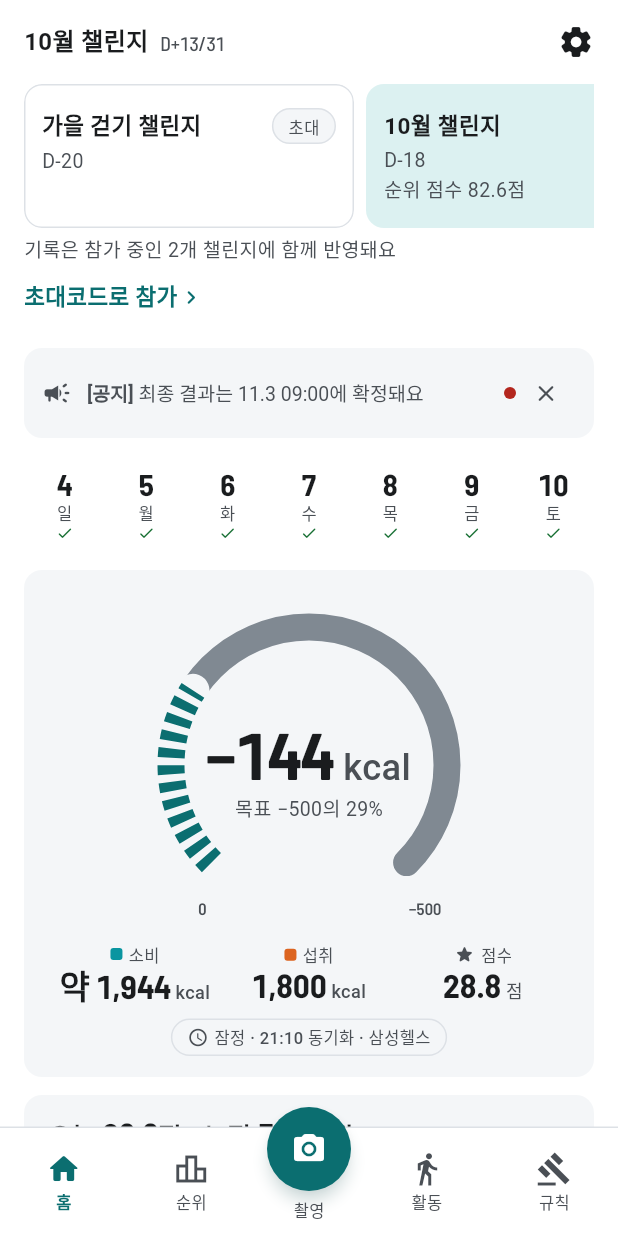
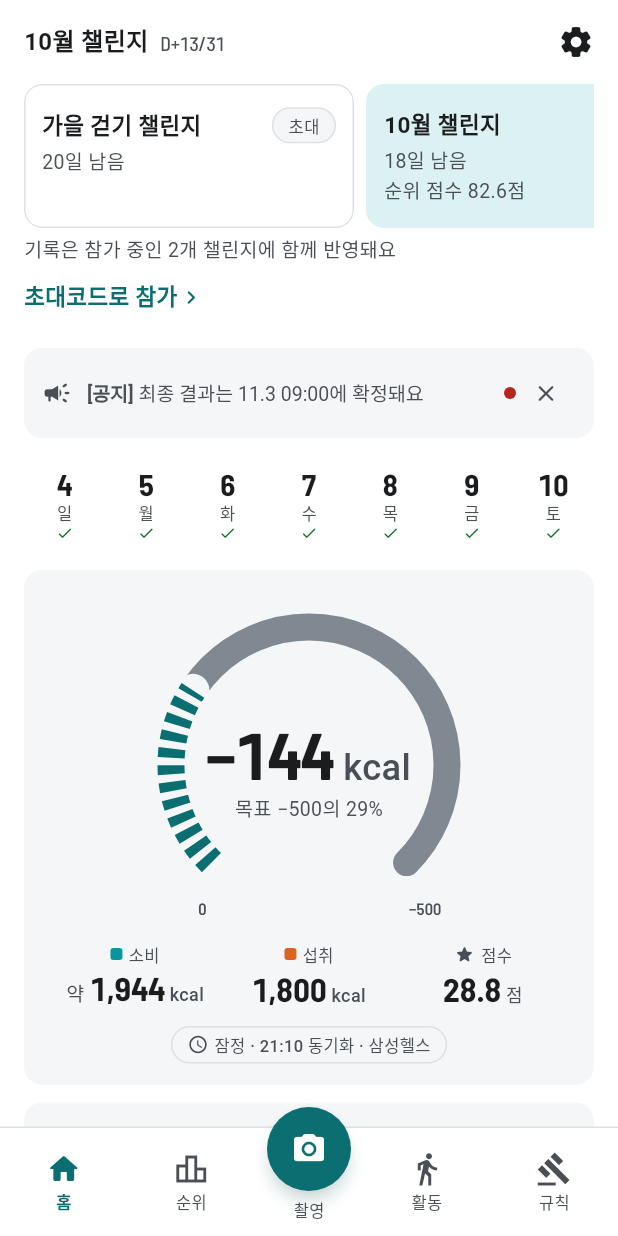
Before and after one commit to Davvyy/WOW, a Flutter app: the HomeScreen screen opened by its route, after a tap on "10월 챌린지", on a phone screen of 412 x 824 dp. Run offline on Flutter 3.47's test engine with Material 3 defaults, Android fonts, the phone set to English and light mode, and no system bars; our stand-ins replace camera, firebase_core, firebase_messaging, flutter_riverpod, go_router, share_plus and 2 more; missing offline and left inert: health, kakao_flutter_sdk_user; accounts and stored records are empty; Roboto replaces fonts that are missing (Pretendard).

Commit message:
Tidy the home screen: aligned stats, skips, one review note
- The 소비 / 섭취 / 점수 values sit in equal one-line boxes that scale
  the text down instead of wrapping, with 약 as a small prefix, so the
  three stats share a baseline at 360dp and 411dp.
- The coverage line shows each slot with an icon. A skipped slot reads
  "아침 건너뜀". It counts as covered when the engine applied no
  substitute (a skip within the limits); an over-limit skip still
  reads 건너뜀 but does not count. A slot now counts only when a
  confirmed meal fills it (150 kcal or more), matching the engine and
  the server's leaderboard fill.
- The review banner is the only explanation: the ring chip reads just
  검토 중 and the activity card shows a shield next to 걸음 with the
  tooltip and semantics label 검토 중.
- The challenge card uses "N일 남음" instead of D-N, and hides the name
  when it is the only card (the app bar already shows it).
- The low-intake card shows for today only once dinner is recorded or
  skipped, or from 21:00 KST, and still shows for past days. Its copy
  is two short sentences. A clockProvider makes the time testable.
- The recruiting chip counts the days to the start instead of a fixed
  D-3.

```diff
--- a/app/lib/state/app_state.dart
+++ b/app/lib/state/app_state.dart
@@ -227,6 +227,9 @@ final mealPhotoProvider = FutureProvider.autoDispose.family<Uint8List?, String>(
 
 /// 폰 기본 공유 창
 final mealSharerProvider = Provider<MealSharer>((ref) => const SystemMealSharer());
+
+/// 지금 시각(테스트에서 바꿔 끼운다). 화면의 시각 조건(예: 21시 이후 안내)에 쓴다.
+final clockProvider = Provider<DateTime Function()>((ref) => DateTime.now);
 
 String todayKst() => kstDateString(toKstWall(DateTime.now()));
 
--- a/app/lib/ui/screens/p5_home.dart
+++ b/app/lib/ui/screens/p5_home.dart
@@ -12,6 +12,7 @@ import '../../core/format.dart';
 import '../../data/mock/mock_data.dart';
 import '../../data/models.dart';
 import '../../router.dart';
+import '../../services/health/health_models.dart' show toKstWall;
 import '../../state/app_state.dart';
 import '../../state/past_meals.dart';
 import '../widgets/challenge_cards.dart';
@@ -188,10 +189,16 @@ class _HomeScreenState extends ConsumerState<HomeScreen> {
       if (row != null && row.hasRevision) caption = '저녁 무효 → 대체값 ${fmtM(inn.substituteFor(MealSlot.dinner))} 적용 · ${fmtK1(row.sBefore!)} → ${fmtK1(row.s)}점';
     }
 
-    // 반영률: 아침·점심·저녁 확정(슬롯에 확정 끼니가 하나라도 있으면) + 걸음
+    // 반영률: 아침·점심·저녁 + 걸음. 끼니 칸은 엔진과 같이 대체값이 들어가지 않은 칸만 반영으로 센다:
+    // 슬롯을 채운 확정 끼니(간식 수준 150 kcal 미만은 채우지 않음)가 있거나, 한도 안의 건너뜀(대체값 없음).
+    // 한도를 넘은 건너뜀은 대체값이 들어가므로 '건너뜀'으로 보이되 반영으로 세지 않는다.
     bool confirmed(MealRecord m) => isCountedStatus(m.status);
+    final slotFilled = {for (final s in mainSlots) s: mealsIn(dayMeals, s).any((m) => confirmed(m) && m.kcal >= engine.rules.snackKcal)};
+    final slotSkipped = {
+      for (final s in mainSlots) s: !slotFilled[s]! && mealsIn(dayMeals, s).any((m) => m.status == MealStatus.skipped),
+    };
     final cells = [
-      for (final s in mainSlots) mealsIn(dayMeals, s).any(confirmed),
+      for (final s in mainSlots) slotFilled[s]! || (slotSkipped[s]! && !inn.substituteValues.containsKey(s) && !inn.substituteSlots.contains(s)),
       steps > 0,
     ];
     final pct = (cells.where((x) => x).length * 25);
@@ -199,7 +206,10 @@ class _HomeScreenState extends ConsumerState<HomeScreen> {
     // 건강 안내(확정 섭취, 대체값 제외 < 남 1,500 / 여 1,200)
     final confirmedKcal = dayMeals.where(confirmed).fold<double>(0, (a, m) => a + m.kcal);
     final nudgeMin = curMe.sex == Sex.m ? engine.rules.nudgeMinM : engine.rules.nudgeMinF;
-    final showNudge = !lifecycle && inn.mainMealCount > 0 && confirmedKcal < nudgeMin;
+    // 오늘은 하루가 거의 끝났을 때만(저녁을 기록했거나 건너뜀, 또는 KST 21시 이후). 지난 날은 그대로.
+    final dinnerDone = mealsIn(dayMeals, MealSlot.dinner).any((m) => confirmed(m) || m.status == MealStatus.skipped);
+    final lateEnough = toKstWall(ref.watch(clockProvider)()).hour >= 21;
+    final showNudge = !lifecycle && inn.mainMealCount > 0 && confirmedKcal < nudgeMin && (!isToday || dinnerDone || lateEnough);
 
     final d = sim.score.dD;
     // 소비·활동 kcal: 활동 탭과 같은 계산·같은 반올림(정수)
@@ -241,13 +251,14 @@ class _HomeScreenState extends ConsumerState<HomeScreen> {
     // ---- 상태 칩 ----
     Widget statusChip;
     if (phase == ChallengePhase.recruiting) {
-      statusChip = const ChChip('시작 전 · D−3', icon: Icons.event_rounded);
+      statusChip = ChChip('시작 전 · ${ch.start.difference(ch.today).inDays}일 뒤 시작', icon: Icons.event_rounded);
     } else if (phase == ChallengePhase.closing) {
       statusChip = const ChChip('최종 집계 중', tone: Tone.review, icon: Icons.hourglass_top_rounded);
     } else if (phase == ChallengePhase.published) {
       statusChip = const ChChip('결과 확정', tone: Tone.good, icon: Icons.verified_rounded);
     } else if (reviewing) {
-      statusChip = const ChChip('검토 중 · 잠정 유지', tone: Tone.review, icon: Icons.policy_rounded);
+      // 설명은 위 검토 배너 한 곳에서. 여기는 짧은 표시만
+      statusChip = const ChChip('검토 중', tone: Tone.review, icon: Icons.policy_rounded);
     } else if (!isToday) {
       statusChip = Wrap(spacing: 6, children: [
         ChChip('확정 · ${date.month}.${date.day + 1} 09:00', tone: Tone.good, icon: Icons.check_rounded),
@@ -294,7 +305,7 @@ class _HomeScreenState extends ConsumerState<HomeScreen> {
     // ---- 카드 본문 ----
     Widget ringCard() {
       final threeNums = Row(children: [
-        _Num(label: '소비', dot: c.burn, value: '약 ${fmtInt(burn.total)}', unit: 'kcal'),
+        _Num(label: '소비', dot: c.burn, prefix: '약', value: fmtInt(burn.total), unit: 'kcal'),
         _Num(label: '섭취', dot: c.intake, value: fmtInt(inn.iD), unit: 'kcal'),
         _Num(label: '점수', star: true, value: fmtK1(sim.score.sD), unit: '점'),
       ]);
@@ -436,14 +447,21 @@ class _HomeScreenState extends ConsumerState<HomeScreen> {
         ChCard(
           child: Column(crossAxisAlignment: CrossAxisAlignment.start, children: spaced([
             Semantics(
-              label: '아침 ${cells[0] ? '확정' : '미확정'}, 점심 ${cells[1] ? '확정' : '미확정'}, 저녁 ${cells[2] ? '확정' : '미확정'}, 걸음 ${cells[3] ? '동기화됨' : '미동기화'} · 반영률 $pct%',
+              label: '${[
+                for (final s in mainSlots) '${slotLabel[s]} ${slotFilled[s]! ? '확정' : slotSkipped[s]! ? '건너뜀' : '미확정'}',
+                '걸음 ${cells[3] ? '동기화됨' : '미동기화'}',
+              ].join(', ')} · 반영률 $pct%',
               child: ExcludeSemantics(
-                child: Wrap(crossAxisAlignment: WrapCrossAlignment.center, spacing: 8, runSpacing: 4, children: [
+                child: Wrap(crossAxisAlignment: WrapCrossAlignment.center, spacing: 10, runSpacing: 4, children: [
                   Fill4(cells: cells),
-                  Text.rich(TextSpan(children: [
-                    TextSpan(text: '아침 ${cells[0] ? '✓' : '–'} · 점심 ${cells[1] ? '✓' : '–'} · 저녁 ${cells[2] ? '✓' : '–'} · 걸음 ${cells[3] ? '✓' : '–'} · ', style: T.body(c, size: 13, color: c.fg2)),
-                    TextSpan(text: '반영률 $pct%', style: T.body(c, size: 13, w: FontWeight.w700, color: c.fg)),
-                  ])),
+                  for (final s in mainSlots)
+                    _CoverItem(
+                      slotSkipped[s]! ? '${slotLabel[s]} 건너뜀' : slotLabel[s]!,
+                      slotFilled[s]! ? Icons.check_rounded : (slotSkipped[s]! ? Icons.block_rounded : Icons.remove_rounded),
+                      done: slotFilled[s]!,
+                    ),
+                  _CoverItem('걸음', cells[3] ? Icons.check_rounded : Icons.remove_rounded, done: cells[3]),
+                  Txt('반영률 $pct%', size: 13, weight: FontWeight.w700, color: c.fg),
                 ]),
               ),
             ),
@@ -459,10 +477,10 @@ class _HomeScreenState extends ConsumerState<HomeScreen> {
           child: Row(crossAxisAlignment: CrossAxisAlignment.start, children: [
             Icon(Icons.spa_rounded, color: c.fg2),
             const SizedBox(width: 8),
-            const Expanded(
+            Expanded(
               child: Column(crossAxisAlignment: CrossAxisAlignment.start, children: [
-                Txt('오늘 섭취 기록이 적어요', weight: FontWeight.w600),
-                Txt.cap('점수와 무관하게 충분히 드세요 · 추정치예요 · 이 안내는 순위·점수에 영향이 없어요'),
+                Txt('${isToday ? '오늘' : '이날'} 섭취 기록이 적어요', weight: FontWeight.w600),
+                const Txt.cap('점수와 상관없이 충분히 드세요.\n이 안내는 순위와 점수에 영향을 주지 않아요.'),
               ]),
             ),
           ]),
@@ -482,11 +500,17 @@ class _HomeScreenState extends ConsumerState<HomeScreen> {
               Row(children: [const Txt('오늘 걸음을 못 읽었어요 · '), Txt('연결 확인', weight: FontWeight.w700, color: c.brand)])
             else
               Wrap(spacing: 16, runSpacing: 4, crossAxisAlignment: WrapCrossAlignment.center, children: [
-                Text.rich(TextSpan(children: [TextSpan(text: '걸음 ', style: T.body(c)), TextSpan(text: fmtInt(steps), style: T.num(c.fg, size: 18, w: FontWeight.w700))])),
+                Row(mainAxisSize: MainAxisSize.min, children: [
+                  Text.rich(TextSpan(children: [TextSpan(text: '걸음 ', style: T.body(c)), TextSpan(text: fmtInt(steps), style: T.num(c.fg, size: 18, w: FontWeight.w700))])),
+                  // 검토 중: 설명은 위 배너에서, 여기는 방패 표시만
+                  if (reviewing) ...[
+                    const SizedBox(width: 4),
+                    Tooltip(message: '검토 중', excludeFromSemantics: true, child: Semantics(label: '검토 중', child: Icon(Icons.policy_rounded, size: 16, color: c.review))),
+                  ],
+                ]),
                 Text.rich(TextSpan(children: [TextSpan(text: '활동 ', style: T.body(c)), TextSpan(text: '약 ${fmtInt(burn.activity)}', style: T.num(c.fg, size: 18, w: FontWeight.w700)), TextSpan(text: ' kcal', style: T.body(c))])),
                 Txt(act.source, color: c.fg2),
               ]),
-            if (reviewing) Row(children: [Icon(Icons.policy_rounded, size: 14, color: c.review), const SizedBox(width: 4), Expanded(child: Txt.cap('걸음이 검토 중이에요 · 잠정 점수에는 그대로 반영돼요', color: c.review))]),
           ], gap: 6)),
         ),
       const Disclaimer('모든 수치는 추정이에요 · 의료 조언이 아니에요'),
@@ -528,8 +552,11 @@ class _HomeScreenState extends ConsumerState<HomeScreen> {
 }
 
 class _Num extends StatelessWidget {
-  const _Num({required this.label, required this.value, required this.unit, this.dot, this.star = false});
+  const _Num({required this.label, required this.value, required this.unit, this.prefix, this.dot, this.star = false});
   final String label;
+
+  /// 값 앞의 작은 말('약')
+  final String? prefix;
   final String value;
   final String unit;
   final Color? dot;
@@ -539,7 +566,7 @@ class _Num extends StatelessWidget {
     final c = context.c;
     return Expanded(
       child: Semantics(
-        label: '$label $value $unit',
+        label: '$label ${prefix == null ? '' : '$prefix '}$value $unit',
         excludeSemantics: true,
         child: Column(children: [
           Row(mainAxisAlignment: MainAxisAlignment.center, children: [
@@ -548,10 +575,43 @@ class _Num extends StatelessWidget {
             const SizedBox(width: 4),
             Txt(label, size: 11, color: c.fg2),
           ]),
-          NumText(value, size: 22, weight: FontWeight.w700, unit: unit),
+          // 값은 세 칸 모두 같은 높이의 한 줄: 좁은 폭이면 줄바꿈 대신 글자를 줄인다
+          SizedBox(
+            key: ValueKey('home-stat-$label'),
+            height: 32,
+            child: FittedBox(
+              fit: BoxFit.scaleDown,
+              child: Text.rich(
+                TextSpan(children: [
+                  if (prefix != null) TextSpan(text: '$prefix ', style: T.body(c, size: 13, w: FontWeight.w500, color: c.fg2)),
+                  TextSpan(text: value, style: T.num(c.fg, size: 22, w: FontWeight.w700)),
+                  TextSpan(text: ' $unit', style: T.body(c, size: 12, w: FontWeight.w500, color: c.fg2)),
+                ]),
+                maxLines: 1,
+                softWrap: false,
+              ),
+            ),
+          ),
         ]),
       ),
     );
+  }
+}
+
+/// 반영률 줄의 칸 하나(아이콘 + 이름). 반영된 칸만 초록 아이콘, 글자는 모두 같은 색.
+class _CoverItem extends StatelessWidget {
+  const _CoverItem(this.text, this.icon, {required this.done});
+  final String text;
+  final IconData icon;
+  final bool done;
+  @override
+  Widget build(BuildContext context) {
+    final c = context.c;
+    return Row(mainAxisSize: MainAxisSize.min, children: [
+      Icon(icon, size: 14, color: done ? c.good : c.fg2),
+      const SizedBox(width: 2),
+      Txt(text, size: 13, color: c.fg2),
+    ]);
   }
 }
 
--- a/app/lib/ui/widgets/challenge_cards.dart
+++ b/app/lib/ui/widgets/challenge_cards.dart
@@ -44,6 +44,9 @@ class ChallengeCards extends ConsumerWidget {
       final sel = current?.challengeId == s.challengeId && i == list.indexWhere((x) => x.challengeId == s.challengeId);
       final ch = s.challenge;
       final left = ch.end.difference(ch.today).inDays;
+      // 남은 날은 'N일 남음' 하나로(앱바는 D+경과일). 카드가 하나뿐이면 이름은 앱바 제목과 같아 빼고 카운터를 앞에 둔다.
+      final leftText = left > 0 ? '$left일 남음' : (left == 0 ? '오늘 마지막 날' : '종료');
+      final named = list.length > 1;
       return SizedBox(
         key: ValueKey('challenge-card-$i'),
         width: 220,
@@ -55,11 +58,11 @@ class ChallengeCards extends ConsumerWidget {
           padding: const EdgeInsets.symmetric(horizontal: 12, vertical: 10),
           child: Column(mainAxisAlignment: MainAxisAlignment.center, crossAxisAlignment: CrossAxisAlignment.start, children: [
             Row(children: [
-              Expanded(child: Txt(ch.name, weight: FontWeight.w600, maxLines: 1)),
+              Expanded(child: Txt(named ? ch.name : leftText, weight: FontWeight.w600, maxLines: 1)),
               ChChip(s.monthly ? '월간' : '초대'),
             ]),
             const SizedBox(height: 2),
-            Txt.cap(left >= 0 ? 'D-$left' : '종료'),
+            if (named) Txt.cap(leftText),
             Txt.cap(statusLine(s, ch.today), maxLines: 1),
           ]),
         ),
```
Also changed, not shown: 1 other file.
